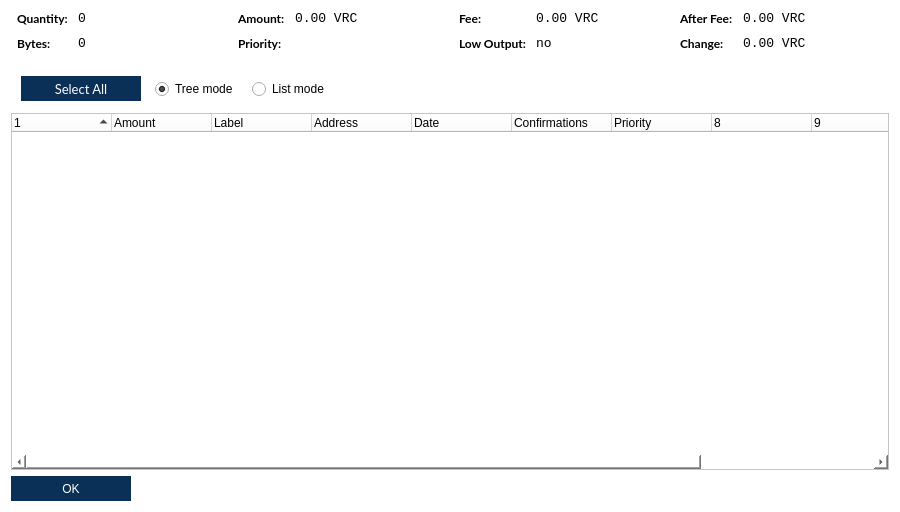
The window that src/qt/forms/coincontroldialog.ui (VeriConomy/vericoin) describes before a commit, drawn with Qt 5.
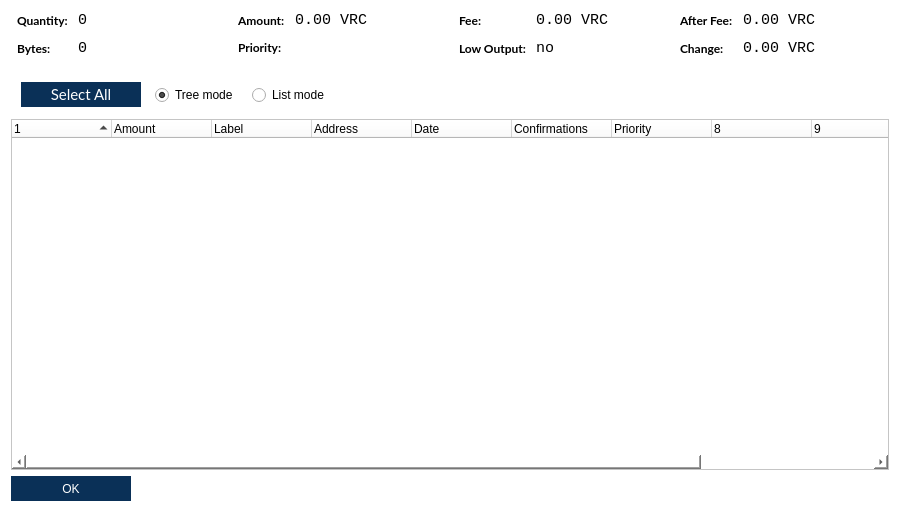
The same window after the commit. Custom widgets are drawn as their Qt base class.

The edit to the form file:
```diff
--- a/src/qt/forms/coincontroldialog.ui
+++ b/src/qt/forms/coincontroldialog.ui
@@ -59,7 +59,7 @@
          <property name="font">
           <font>
            <family>Monospace</family>
-           <pointsize>10</pointsize>
+           <pointsize>11</pointsize>
           </font>
          </property>
          <property name="cursor">
@@ -91,7 +91,7 @@
          <property name="font">
           <font>
            <family>Monospace</family>
-           <pointsize>10</pointsize>
+           <pointsize>11</pointsize>
           </font>
          </property>
          <property name="cursor">
@@ -139,7 +139,7 @@
          <property name="font">
           <font>
            <family>Monospace</family>
-           <pointsize>10</pointsize>
+           <pointsize>11</pointsize>
           </font>
          </property>
          <property name="cursor">
@@ -171,7 +171,7 @@
          <property name="font">
           <font>
            <family>Monospace</family>
-           <pointsize>10</pointsize>
+           <pointsize>11</pointsize>
           </font>
          </property>
          <property name="cursor">
@@ -219,7 +219,7 @@
          <property name="font">
           <font>
            <family>Monospace</family>
-           <pointsize>10</pointsize>
+           <pointsize>11</pointsize>
           </font>
          </property>
          <property name="cursor">
@@ -257,7 +257,7 @@
          <property name="font">
           <font>
            <family>Monospace</family>
-           <pointsize>10</pointsize>
+           <pointsize>11</pointsize>
           </font>
          </property>
          <property name="cursor">
@@ -305,7 +305,7 @@
          <property name="font">
           <font>
            <family>Monospace</family>
-           <pointsize>10</pointsize>
+           <pointsize>11</pointsize>
           </font>
          </property>
          <property name="cursor">
@@ -343,7 +343,7 @@
          <property name="font">
           <font>
            <family>Monospace</family>
-           <pointsize>10</pointsize>
+           <pointsize>11</pointsize>
           </font>
          </property>
          <property name="cursor">
@@ -402,7 +402,7 @@
          <property name="font">
           <font>
            <family>Lato</family>
-           <pointsize>10</pointsize>
+           <pointsize>11</pointsize>
           </font>
          </property>
          <property name="styleSheet">
```
